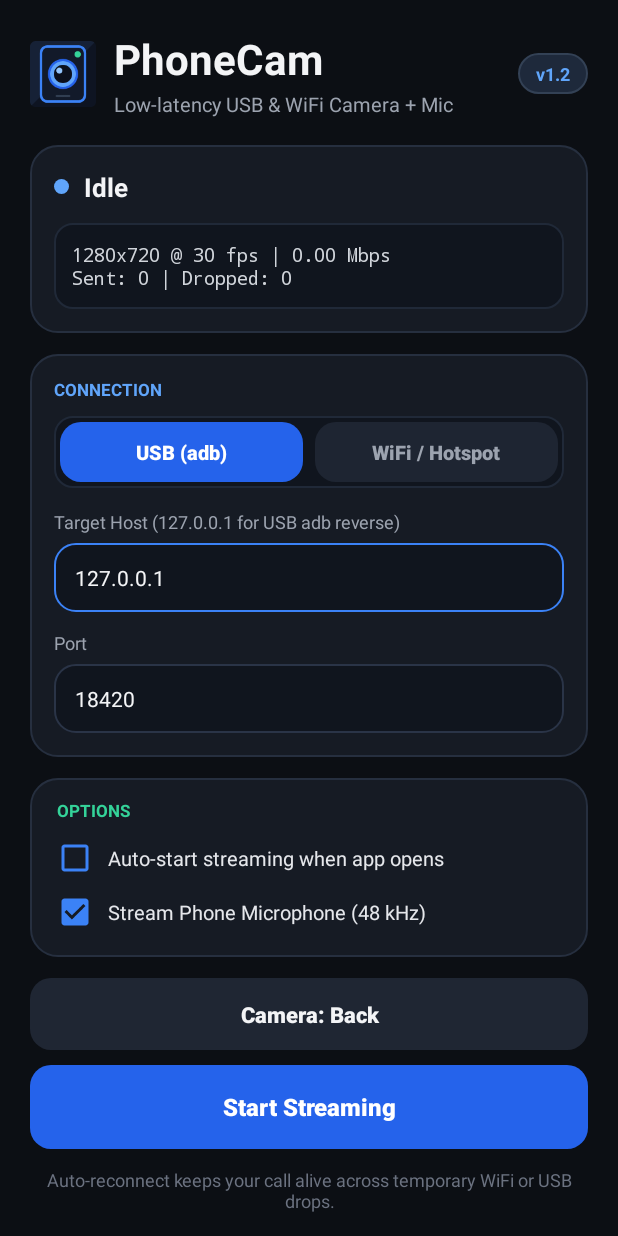
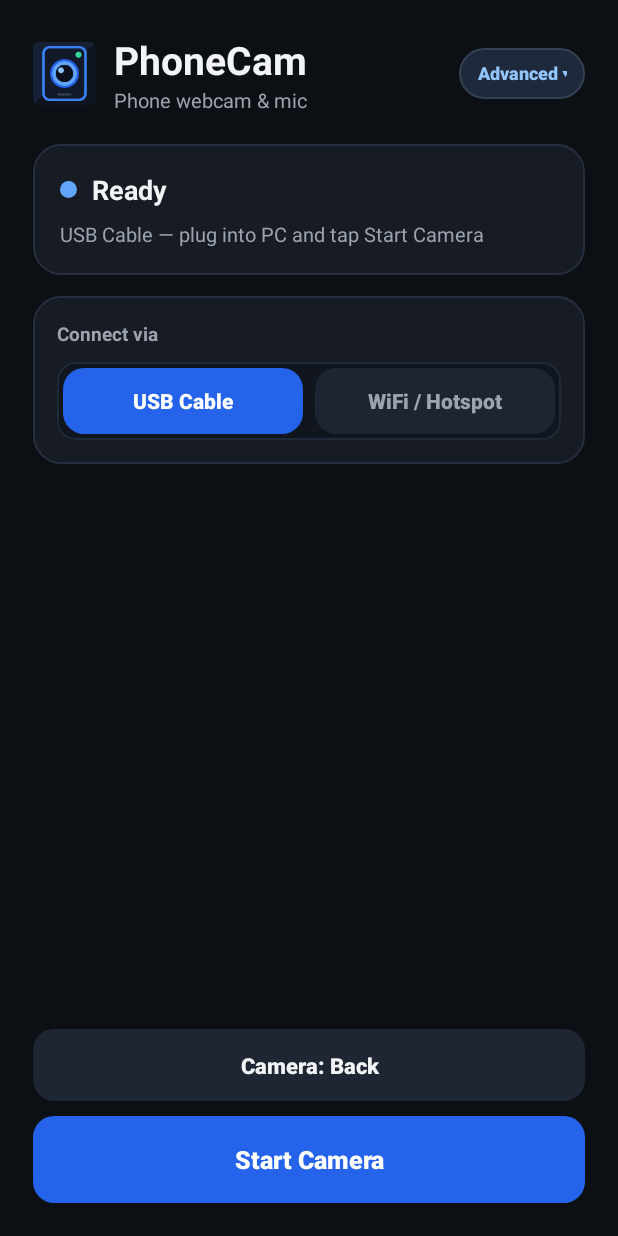
Before and after one commit to NithinMJose/phonecam, an Android app: the screen it shows after launch (MainActivity), on a phone screen of 412 x 824 dp. Run offline under Robolectric (Android 15) with nearby library versions, the phone set to English and light mode, and no system bars.

Commit message:
style(ui): simplify Windows & Android home UIs with collapsible Advanced drawers (v1.2.2)

```diff
--- a/android/app/build.gradle.kts
+++ b/android/app/build.gradle.kts
@@ -19,8 +19,8 @@ android {
         applicationId = "com.phonecam"
         minSdk = 30
         targetSdk = 36
-        versionCode = 4
-        versionName = "1.2.1"
+        versionCode = 5
+        versionName = "1.2.2"
     }
 
     signingConfigs {
--- a/android/app/src/main/java/com/phonecam/MainActivity.kt
+++ b/android/app/src/main/java/com/phonecam/MainActivity.kt
@@ -32,6 +32,7 @@ class MainActivity : AppCompatActivity() {
 
     private lateinit var tvStatus: TextView
     private lateinit var viewStatusDot: View
+    private lateinit var tvConnectedPc: TextView
     private lateinit var tvStats: TextView
     private lateinit var tvError: TextView
     private lateinit var tvHostLabel: TextView
@@ -41,6 +42,8 @@ class MainActivity : AppCompatActivity() {
     private lateinit var btnModeUsb: Button
     private lateinit var btnModeWifi: Button
     private lateinit var btnDiscover: Button
+    private lateinit var btnAdvancedToggle: Button
+    private lateinit var layoutAdvanced: View
     private lateinit var chkAutoStart: CheckBox
     private lateinit var chkMic: CheckBox
     private lateinit var btnSwitchCam: Button
@@ -52,6 +55,7 @@ class MainActivity : AppCompatActivity() {
 
     private var selectedFrontCamera = false
     private var wifiMode = false
+    private var advancedExpanded = false
     private var suppressMicCheckEvent = false
 
     private val prefs by lazy { getSharedPreferences("phonecam_prefs", Context.MODE_PRIVATE) }
@@ -99,6 +103,7 @@ class MainActivity : AppCompatActivity() {
 
         tvStatus = findViewById(R.id.tvStatus)
         viewStatusDot = findViewById(R.id.viewStatusDot)
+        tvConnectedPc = findViewById(R.id.tvConnectedPc)
         tvStats = findViewById(R.id.tvStats)
         tvError = findViewById(R.id.tvError)
         tvHostLabel = findViewById(R.id.tvHostLabel)
@@ -108,7 +113,15 @@ class MainActivity : AppCompatActivity() {
         btnModeUsb = findViewById(R.id.btnModeUsb)
         btnModeWifi = findViewById(R.id.btnModeWifi)
         btnDiscover = findViewById(R.id.btnDiscover)
+        btnAdvancedToggle = findViewById(R.id.btnAdvancedToggle)
+        layoutAdvanced = findViewById(R.id.layoutAdvanced)
         chkAutoStart = findViewById(R.id.chkAutoStart)
+
+        btnAdvancedToggle.setOnClickListener {
+            advancedExpanded = !advancedExpanded
+            layoutAdvanced.visibility = if (advancedExpanded) View.VISIBLE else View.GONE
+            btnAdvancedToggle.text = if (advancedExpanded) "Hide ▴" else "Advanced ▾"
+        }
         chkMic = findViewById(R.id.chkMic)
         btnSwitchCam = findViewById(R.id.btnSwitchCam)
         btnToggle = findViewById(R.id.btnToggle)
@@ -192,35 +205,39 @@ class MainActivity : AppCompatActivity() {
             btnModeWifi.setTextColor(Color.WHITE)
             tvHostLabel.text = "PC WiFi / Hotspot IP"
             btnDiscover.visibility = View.VISIBLE
-            tvDiscoveryHint.visibility = View.VISIBLE
             val savedIp = prefs.getString("wifi_host", "") ?: ""
+            val savedName = prefs.getString("wifi_pc_name", "") ?: ""
             etHost.setText(savedIp)
             etHost.hint = "e.g. 192.168.1.42"
             if (triggerAutoScan) {
                 runDiscoveryScan()
-            } else if (savedIp.isBlank()) {
-                tvDiscoveryHint.text = "Tap 'Scan PC' or enter the IP shown on the Windows PhoneCam bar."
             } else {
-                tvDiscoveryHint.text = "Using saved WiFi IP (tap 'Scan PC' to refresh)."
+                tvDiscoveryHint.visibility = View.GONE
+                tvConnectedPc.text = when {
+                    savedName.isNotBlank() -> "PC: $savedName"
+                    savedIp.isNotBlank() -> "PC: $savedIp"
+                    else -> "Tap 'Find My PC' on the same WiFi or Hotspot"
+                }
             }
         } else {
             btnModeUsb.backgroundTintList = activeTint
             btnModeUsb.setTextColor(Color.WHITE)
             btnModeWifi.backgroundTintList = inactiveTint
             btnModeWifi.setTextColor(Color.parseColor("#9CA3AF"))
-            tvHostLabel.text = "Target Host (127.0.0.1 for USB adb reverse)"
+            tvHostLabel.text = "PC IP / Host (127.0.0.1 for USB)"
             btnDiscover.visibility = View.GONE
             tvDiscoveryHint.visibility = View.GONE
             etHost.setText("127.0.0.1")
+            tvConnectedPc.text = "USB Cable — plug into PC and tap Start Camera"
         }
     }
 
     private fun runDiscoveryScan() {
         scanJob?.cancel()
         btnDiscover.isEnabled = false
-        btnDiscover.text = "Scanning..."
+        btnDiscover.text = "Searching..."
         tvDiscoveryHint.visibility = View.VISIBLE
-        tvDiscoveryHint.text = "Broadcasting UDP discovery on port ${Protocol.DISCOVERY_PORT}..."
+        tvDiscoveryHint.text = "Looking for PhoneCam on your WiFi or Hotspot..."
 
         scanJob = uiScope.launch {
             try {
@@ -228,32 +245,40 @@ class MainActivity : AppCompatActivity() {
                 when {
                     results.isEmpty() -> {
                         tvDiscoveryHint.text =
-                            "No PC replied. Ensure Windows PhoneCam is open & allowed in Windows Firewall, or type the IP manually."
+                            "No PC found. Make sure PhoneCam is open on Windows, or enter IP in Advanced."
                     }
                     results.size == 1 -> {
                         val pc = results[0]
                         etHost.setText(pc.ip)
                         etPort.setText(pc.port.toString())
-                        prefs.edit().putString("wifi_host", pc.ip).apply()
-                        tvDiscoveryHint.text = "Found ${pc.name} at ${pc.ip}:${pc.port}"
+                        prefs.edit()
+                            .putString("wifi_host", pc.ip)
+                            .putString("wifi_pc_name", pc.name)
+                            .apply()
+                        tvConnectedPc.text = "PC: ${pc.name}"
+                        tvDiscoveryHint.visibility = View.GONE
                     }
                     else -> {
-                        val labels = results.map { "${it.name} (${it.ip}:${it.port})" }.toTypedArray()
+                        val labels = results.map { "${it.name} (${it.ip})" }.toTypedArray()
                         AlertDialog.Builder(this@MainActivity)
                             .setTitle("Select PC")
                             .setItems(labels) { _, which ->
                                 val pc = results[which]
                                 etHost.setText(pc.ip)
                                 etPort.setText(pc.port.toString())
-                                prefs.edit().putString("wifi_host", pc.ip).apply()
-                                tvDiscoveryHint.text = "Selected ${pc.name} at ${pc.ip}:${pc.port}"
+                                prefs.edit()
+                                    .putString("wifi_host", pc.ip)
+                                    .putString("wifi_pc_name", pc.name)
+                                    .apply()
+                                tvConnectedPc.text = "PC: ${pc.name}"
+                                tvDiscoveryHint.visibility = View.GONE
                             }
                             .show()
                     }
                 }
             } finally {
                 btnDiscover.isEnabled = true
-                btnDiscover.text = "Scan PC"
+                btnDiscover.text = "Find My PC"
             }
         }
     }
@@ -262,7 +287,39 @@ class MainActivity : AppCompatActivity() {
         super.onStart()
         stateJob = uiScope.launch {
             CameraStreamService.state.collectLatest { st ->
-                tvStatus.text = st.statusText
+                val savedName = prefs.getString("wifi_pc_name", "") ?: ""
+                val pcDisplay = when {
+                    !wifiMode -> "PC (USB Cable)"
+                    savedName.isNotBlank() -> savedName
+                    else -> etHost.text.toString().trim().ifBlank { "PC" }
+                }
+
+                tvStatus.text = when {
+                    st.isConnected -> "Connected"
+                    !st.isRunning && st.statusText == "Idle" -> "Ready"
+                    st.statusText.startsWith("Connecting") -> "Connecting..."
+                    st.statusText.startsWith("Reconnecting") -> "Reconnecting..."
+                    else -> st.statusText
+                }
+
+                if (st.isRunning) {
+                    tvConnectedPc.text = if (st.isConnected) {
+                        "Streaming to $pcDisplay"
+                    } else {
+                        "Target: $pcDisplay"
+                    }
+                } else {
+                    tvConnectedPc.text = if (!wifiMode) {
+                        "USB Cable — plug into PC and tap Start Camera"
+                    } else if (savedName.isNotBlank()) {
+                        "PC: $savedName"
+                    } else if (etHost.text.isNotBlank()) {
+                        "PC: ${etHost.text.toString().trim()}"
+                    } else {
+                        "Tap 'Find My PC' on the same WiFi or Hotspot"
+                    }
+                }
+
                 tvStats.text = String.format(
                     Locale.US,
                     "%dx%d @ %d fps | %.2f Mbps\nSent: %d | Dropped: %d",
@@ -284,7 +341,7 @@ class MainActivity : AppCompatActivity() {
                         suppressMicCheckEvent = false
                     }
                 }
-                btnToggle.text = if (st.isRunning) "Stop Streaming" else "Start Streaming"
+                btnToggle.text = if (st.isRunning) "Stop Camera" else "Start Camera"
                 btnToggle.backgroundTintList = ColorStateList.valueOf(
                     Color.parseColor(if (st.isRunning) "#DC2626" else "#2563EB")
                 )
@@ -349,7 +406,7 @@ class MainActivity : AppCompatActivity() {
         }
         if (host.isEmpty()) {
             tvError.visibility = View.VISIBLE
-            tvError.text = "Enter your PC's WiFi/Hotspot IP or tap 'Scan PC'."
+            tvError.text = "Tap 'Find My PC' on the same WiFi/Hotspot first."
             return
         }
         if (wifiMode) {
--- a/android/app/src/main/res/layout/activity_main.xml
+++ b/android/app/src/main/res/layout/activity_main.xml
@@ -11,9 +11,9 @@
     android:layout_height="wrap_content"
     android:background="#0C0F14"
     android:orientation="vertical"
-    android:padding="20dp">
+    android:padding="22dp">
 
-    <!-- Header Row -->
+    <!-- Clean Minimal Header -->
     <LinearLayout
         android:layout_width="match_parent"
         android:layout_height="wrap_content"
@@ -21,8 +21,8 @@
         android:orientation="horizontal">
 
         <ImageView
-            android:layout_width="44dp"
-            android:layout_height="44dp"
+            android:layout_width="42dp"
+            android:layout_height="42dp"
             android:layout_marginEnd="12dp"
             android:contentDescription="PhoneCam icon"
             android:src="@mipmap/ic_launcher" />
@@ -38,40 +38,44 @@
                 android:layout_height="wrap_content"
                 android:text="PhoneCam"
                 android:textColor="#F3F4F6"
-                android:textSize="28sp"
+                android:textSize="26sp"
                 android:textStyle="bold" />
 
             <TextView
+                android:id="@+id/tvSubtitle"
                 android:layout_width="wrap_content"
                 android:layout_height="wrap_content"
-                android:layout_marginTop="2dp"
-                android:text="Low-latency USB &amp; WiFi Camera + Mic"
+                android:text="Phone webcam &amp; mic"
                 android:textColor="#9CA3AF"
                 android:textSize="13sp" />
         </LinearLayout>
 
-        <TextView
+        <Button
+            android:id="@+id/btnAdvancedToggle"
             android:layout_width="wrap_content"
-            android:layout_height="wrap_content"
+            android:layout_height="34dp"
             android:background="@drawable/bg_badge_pill"
+            android:minWidth="0dp"
             android:paddingStart="12dp"
-            android:paddingTop="5dp"
+            android:paddingTop="0dp"
             android:paddingEnd="12dp"
-            android:paddingBottom="5dp"
-            android:text="v1.2"
-            android:textColor="#60A5FA"
+            android:paddingBottom="0dp"
+            android:stateListAnimator="@null"
+            android:text="Advanced ▾"
+            android:textAllCaps="false"
+            android:textColor="#93C5FD"
             android:textSize="12sp"
             android:textStyle="bold" />
     </LinearLayout>
 
-    <!-- Status Card -->
+    <!-- Primary Connection Status Card -->
     <LinearLayout
         android:layout_width="match_parent"
         android:layout_height="wrap_content"
-        android:layout_marginTop="18dp"
+        android:layout_marginTop="20dp"
         android:background="@drawable/bg_card"
         android:orientation="vertical"
-        android:padding="16dp">
+        android:padding="18dp">
 
         <LinearLayout
             android:layout_width="match_parent"
@@ -81,8 +85,8 @@
 
             <View
                 android:id="@+id/viewStatusDot"
-                android:layout_width="10dp"
-                android:layout_height="10dp"
+                android:layout_width="11dp"
+                android:layout_height="11dp"
                 android:layout_marginEnd="10dp"
                 android:background="@drawable/bg_dot_status" />
 
@@ -91,23 +95,20 @@
                 android:layout_width="0dp"
                 android:layout_height="wrap_content"
                 android:layout_weight="1"
-                android:text="Idle"
+                android:text="Ready"
                 android:textColor="#F3F4F6"
-                android:textSize="17sp"
+                android:textSize="18sp"
                 android:textStyle="bold" />
         </LinearLayout>
 
         <TextView
-            android:id="@+id/tvStats"
+            android:id="@+id/tvConnectedPc"
             android:layout_width="match_parent"
             android:layout_height="wrap_content"
-            android:layout_marginTop="12dp"
-            android:background="@drawable/bg_inner_pill"
-            android:fontFamily="monospace"
-            android:padding="12dp"
-            android:text="1280x720 @ 30 fps | 0.00 Mbps\nSent: 0 | Dropped: 0"
-            android:textColor="#D1D5DB"
-            android:textSize="12.5sp" />
+            android:layout_marginTop="8dp"
+            android:text="Mode: USB Cable — plug into PC and tap Start Camera"
+            android:textColor="#9CA3AF"
+            android:textSize="13.5sp" />
 
         <TextView
             android:id="@+id/tvError"
@@ -117,11 +118,11 @@
             android:background="@drawable/bg_inner_pill"
             android:padding="10dp"
             android:textColor="#FCA5A5"
-            android:textSize="12sp"
+            android:textSize="12.5sp"
             android:visibility="gone" />
     </LinearLayout>
 
-    <!-- Connection Card -->
+    <!-- Simple Transport Switch Card -->
     <LinearLayout
         android:layout_width="match_parent"
         android:layout_height="wrap_content"
@@ -133,12 +134,11 @@
         <TextView
             android:layout_width="wrap_content"
             android:layout_height="wrap_content"
-            android:text="CONNECTION"
-            android:textColor="#60A5FA"
-            android:textSize="11sp"
+            android:text="Connect via"
+            android:textColor="#9CA3AF"
+            android:textSize="12.5sp"
             android:textStyle="bold" />
 
-        <!-- Segmented Transport Switch -->
         <LinearLayout
             android:layout_width="match_parent"
             android:layout_height="wrap_content"
@@ -150,22 +150,22 @@
             <Button
                 android:id="@+id/btnModeUsb"
                 android:layout_width="0dp"
-                android:layout_height="40dp"
+                android:layout_height="44dp"
                 android:layout_marginEnd="4dp"
                 android:layout_weight="1"
                 android:background="@drawable/bg_button_pill"
                 android:backgroundTint="#2563EB"
                 android:stateListAnimator="@null"
-                android:text="USB (adb)"
+                android:text="USB Cable"
                 android:textAllCaps="false"
                 android:textColor="#FFFFFF"
-                android:textSize="13.5sp"
+                android:textSize="14sp"
                 android:textStyle="bold" />
 
             <Button
                 android:id="@+id/btnModeWifi"
                 android:layout_width="0dp"
-                android:layout_height="40dp"
+                android:layout_height="44dp"
                 android:layout_marginStart="4dp"
                 android:layout_weight="1"
                 android:background="@drawable/bg_button_pill"
@@ -173,32 +173,81 @@
                 android:stateListAnimator="@null"
                 android:text="WiFi / Hotspot"
                 android:textAllCaps="false"
-                android:textColor="#D1D5DB"
-                android:textSize="13.5sp"
+                android:textColor="#9CA3AF"
+                android:textSize="14sp"
                 android:textStyle="bold" />
         </LinearLayout>
+
+        <Button
+            android:id="@+id/btnDiscover"
+            android:layout_width="match_parent"
+            android:layout_height="46dp"
+            android:layout_marginTop="12dp"
+            android:background="@drawable/bg_button_pill"
+            android:backgroundTint="#232B3A"
+            android:stateListAnimator="@null"
+            android:text="Find My PC"
+            android:textAllCaps="false"
+            android:textColor="#F3F4F6"
+            android:textSize="14sp"
+            android:textStyle="bold"
+            android:visibility="gone" />
+
+        <TextView
+            android:id="@+id/tvDiscoveryHint"
+            android:layout_width="match_parent"
+            android:layout_height="wrap_content"
+            android:layout_marginTop="8dp"
+            android:textColor="#9CA3AF"
+            android:textSize="12.5sp"
+            android:visibility="gone" />
+    </LinearLayout>
+
+    <!-- Collapsible Advanced & Details Section (hidden for simplicity by default) -->
+    <LinearLayout
+        android:id="@+id/layoutAdvanced"
+        android:layout_width="match_parent"
+        android:layout_height="wrap_content"
+        android:layout_marginTop="14dp"
+        android:background="@drawable/bg_card"
+        android:orientation="vertical"
+        android:padding="16dp"
+        android:visibility="gone">
+
+        <TextView
+            android:layout_width="wrap_content"
+            android:layout_height="wrap_content"
+            android:text="ADVANCED &amp; DETAILS"
+            android:textColor="#60A5FA"
+            android:textSize="11sp"
+            android:textStyle="bold" />
+
+        <TextView
+            android:id="@+id/tvStats"
+            android:layout_width="match_parent"
+            android:layout_height="wrap_content"
+            android:layout_marginTop="10dp"
+            android:background="@drawable/bg_inner_pill"
+            android:fontFamily="monospace"
+            android:padding="12dp"
+            android:text="1280x720 @ 30 fps | 0.00 Mbps\nSent: 0 | Dropped: 0"
+            android:textColor="#D1D5DB"
+            android:textSize="12sp" />
 
         <TextView
             android:id="@+id/tvHostLabel"
             android:layout_width="wrap_content"
             android:layout_height="wrap_content"
-            android:layout_marginTop="14dp"
-            android:text="Target Host (127.0.0.1 for USB adb reverse)"
+            android:layout_marginTop="12dp"
+            android:text="PC IP / Host"
             android:textColor="#9CA3AF"
             android:textSize="12sp" />
 
-        <LinearLayout
-            android:layout_width="match_parent"
-            android:layout_height="wrap_content"
-            android:layout_marginTop="6dp"
-            android:gravity="center_vertical"
-            android:orientation="horizontal">
-
         <EditText
             android:id="@+id/etHost"
-                android:layout_width="0dp"
-                android:layout_height="46dp"
-                android:layout_weight="1"
+            android:layout_width="match_parent"
+            android:layout_height="44dp"
+            android:layout_marginTop="6dp"
             android:background="@drawable/bg_input"
             android:hint="127.0.0.1"
             android:inputType="textUri"
@@ -207,38 +256,12 @@
             android:text="127.0.0.1"
             android:textColor="#F3F4F6"
             android:textColorHint="#6B7280"
-                android:textSize="14sp" />
-
-            <Button
-                android:id="@+id/btnDiscover"
-                android:layout_width="wrap_content"
-                android:layout_height="46dp"
-                android:layout_marginStart="8dp"
-                android:background="@drawable/bg_button_pill"
-                android:backgroundTint="#232B3A"
-                android:paddingStart="16dp"
-                android:paddingEnd="16dp"
-                android:stateListAnimator="@null"
-                android:text="Scan PC"
-                android:textAllCaps="false"
-                android:textColor="#F3F4F6"
-                android:textSize="13.5sp"
-                android:visibility="gone" />
-        </LinearLayout>
-
-        <TextView
-            android:id="@+id/tvDiscoveryHint"
-            android:layout_width="match_parent"
-            android:layout_height="wrap_content"
-            android:layout_marginTop="6dp"
-            android:textColor="#9CA3AF"
-            android:textSize="12sp"
-            android:visibility="gone" />
+            android:textSize="13.5sp" />
 
         <TextView
             android:layout_width="wrap_content"
             android:layout_height="wrap_content"
-            android:layout_marginTop="12dp"
+            android:layout_marginTop="10dp"
             android:text="Port"
             android:textColor="#9CA3AF"
             android:textSize="12sp" />
@@ -246,7 +269,7 @@
         <EditText
             android:id="@+id/etPort"
             android:layout_width="match_parent"
-            android:layout_height="46dp"
+            android:layout_height="44dp"
             android:layout_marginTop="6dp"
             android:background="@drawable/bg_input"
             android:hint="18420"
@@ -256,37 +279,18 @@
             android:text="18420"
             android:textColor="#F3F4F6"
             android:textColorHint="#6B7280"
-            android:textSize="14sp" />
-    </LinearLayout>
-
-    <!-- Options Card -->
-    <LinearLayout
-        android:layout_width="match_parent"
-        android:layout_height="wrap_content"
-        android:layout_marginTop="14dp"
-        android:background="@drawable/bg_card"
-        android:orientation="vertical"
-        android:padding="14dp">
-
-        <TextView
-            android:layout_width="wrap_content"
-            android:layout_height="wrap_content"
-            android:layout_marginStart="4dp"
-            android:text="OPTIONS"
-            android:textColor="#34D399"
-            android:textSize="11sp"
-            android:textStyle="bold" />
+            android:textSize="13.5sp" />
 
         <CheckBox
             android:id="@+id/chkAutoStart"
             android:layout_width="match_parent"
             android:layout_height="wrap_content"
-            android:layout_marginTop="8dp"
+            android:layout_marginTop="12dp"
             android:buttonTint="#3B82F6"
             android:paddingStart="6dp"
-            android:text="Auto-start streaming when app opens"
+            android:text="Auto-start camera when app opens"
             android:textColor="#E5E7EB"
-            android:textSize="13.5sp" />
+            android:textSize="13sp" />
 
         <CheckBox
             android:id="@+id/chkMic"
@@ -297,15 +301,20 @@
             android:paddingStart="6dp"
             android:text="Stream Phone Microphone (48 kHz)"
             android:textColor="#E5E7EB"
-            android:textSize="13.5sp" />
+            android:textSize="13sp" />
     </LinearLayout>
 
-    <!-- Action Controls -->
+    <Space
+        android:layout_width="match_parent"
+        android:layout_height="0dp"
+        android:layout_weight="1"
+        android:minHeight="18dp" />
+
+    <!-- Primary Actions -->
     <Button
         android:id="@+id/btnSwitchCam"
         android:layout_width="match_parent"
         android:layout_height="48dp"
-        android:layout_marginTop="14dp"
         android:background="@drawable/bg_button_pill"
         android:backgroundTint="#1F2633"
         android:stateListAnimator="@null"
@@ -318,25 +327,16 @@
     <Button
         android:id="@+id/btnToggle"
         android:layout_width="match_parent"
-        android:layout_height="56dp"
+        android:layout_height="58dp"
         android:layout_marginTop="10dp"
         android:background="@drawable/bg_button_pill"
         android:backgroundTint="#2563EB"
         android:stateListAnimator="@null"
-        android:text="Start Streaming"
+        android:text="Start Camera"
         android:textAllCaps="false"
         android:textColor="#FFFFFF"
-        android:textSize="16sp"
+        android:textSize="16.5sp"
         android:textStyle="bold" />
-
-    <TextView
-        android:layout_width="match_parent"
-        android:layout_height="wrap_content"
-        android:layout_marginTop="12dp"
-        android:gravity="center"
-        android:text="Auto-reconnect keeps your call alive across temporary WiFi or USB drops."
-        android:textColor="#6B7280"
-        android:textSize="12sp" />
 
 </LinearLayout>
 </ScrollView>
```
Also changed, not shown: 4 other files. Lines whose indentation alone changed are shown as unchanged.
